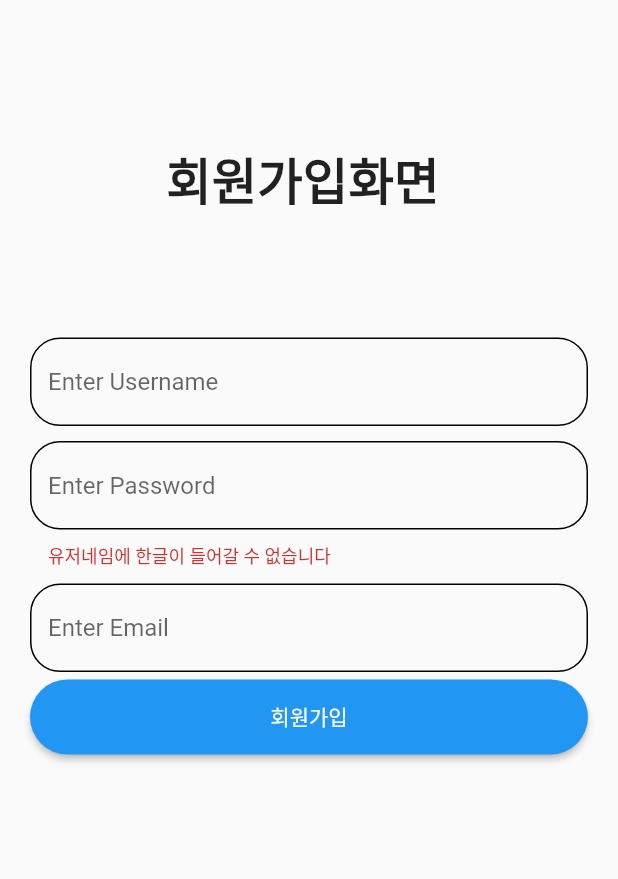
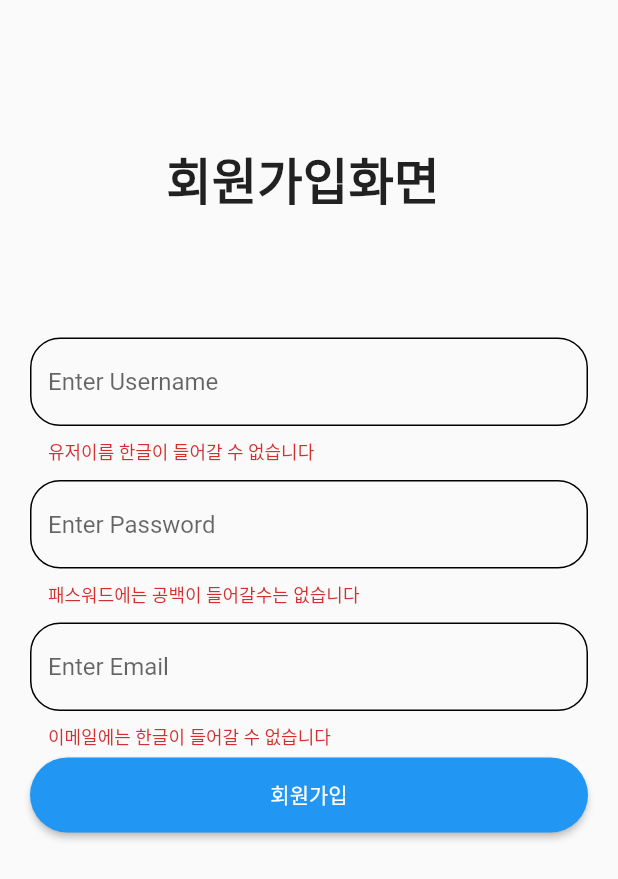
Before and after one commit to tjdtnsla0911/flutter_And_Springboot, a Flutter app: the screen it shows after launch, after a tap on "회원가입", on a phone screen of 412 x 824 dp. Shown: the top 879 px of the screen. Run offline on Flutter 3.47's test engine with Material 2 defaults, Android fonts, the phone set to English and light mode, and no system bars; our stand-ins replace get, validators.

Commit message:
벨리데이션 더만듬

```diff
--- a/lib/pages/user/join_page.dart
+++ b/lib/pages/user/join_page.dart
@@ -3,6 +3,7 @@ import 'package:flutter/material.dart';
 import 'package:flutter_blog/components/custom_elevated_button.dart';
 import 'package:flutter_blog/components/custom_text_form_field.dart';
 import 'package:flutter_blog/pages/user/login_page.dart';
+import 'package:flutter_blog/util/Cvallidator_util.dart';
 import 'package:get/get.dart';
 import 'package:validators/validators.dart';
 
@@ -45,24 +46,12 @@ class JoinPage extends StatelessWidget {
 
             children: [
               //value는 선언한적은없지만 이렇게하면 적은게 바로 쏙들어간다함
-              CustomTextFormFild(hint: "Username",funvalidator: (value){
-                print('username of value : $value');
-              },),//얘는 위에 치게해주는놈
+              CustomTextFormFild(hint: "Username",funvalidator: validateusername(),),//얘는 위에 치게해주는놈
+
               CustomTextFormFild(hint: "Password",
-                funvalidator: (value){
-                  print('Password of value : $value');
-                  print('isAlpha = :${!isAlpha(value)}');
+                funvalidator: validatePassword(), ),
 
-                    if(!isAlpha(value)){ //영어인지아닌지 감 지, 바꿔말하면 한글감지
-                      print('왓다');
-                      return "유저네임에 한글이 들어갈 수 없습니다";
-                    }else{
-                      return null;
-                    }
-              }, ),
-              CustomTextFormFild(hint: "Email",funvalidator: (value){
-                print('Email of value : $value');
-              },),
+              CustomTextFormFild(hint: "Email",funvalidator: validateUserEmail(),),
 
               CustomEleavatedButton(
                 text: "회원가입",
--- /dev/null
+++ b/lib/size.dart
@@ -0,0 +1,10 @@
+
+import 'package:flutter/material.dart';
+
+double getScreenWidth(BuildContext context){
+  return  MediaQuery.of(context).size.width; //길이 잴수있다
+}
+
+double getDrawerWidth(BuildContext context){
+  return getScreenWidth(context) * 0.6;
+}
--- /dev/null
+++ b/lib/util/Cvallidator_util.dart
@@ -0,0 +1,65 @@
+import 'package:validators/validators.dart';
+
+
+Function validatePassword(){
+
+     return (String value){ //타입 안적으니 타입을모른다
+
+    print('Password of value : $value');
+    print('isAlpha = :${!isAlpha(value)}');
+
+    if(value.isEmpty){ //영어인지아닌지 감 지, 바꿔말하면 한글감지
+      print('왓다');
+      return "패스워드에는 공백이 들어갈수는 없습니다";
+    }else if(!isAlpha(value)){
+      print('value.isEmpty에옴');
+      return '패스워드에는 한글이들어갈수없습니다';
+    }else if(value.length > 12){
+      return "Password 길이는 12자이내입니다(보안성 ㅍㅌㅊ?)";
+    }else{
+      return null;
+    }
+  };
+}
+
+
+Function validateusername(){
+
+  return (String value){ //타입 안적으니 타입을모른다
+    print('Password of value : $value');
+    print('isAlpha = :${!isAlpha(value)}');
+
+    if(value.isEmpty){ //영어인지아닌지 감 지, 바꿔말하면 한글감지
+      print('왓다');
+      return "유저이름 한글이 들어갈 수 없습니다";
+    }else if(value.length > 12){
+      return "유저이름은 최대 12자이내입니다(보안성 ㅍㅌㅊ?)";
+    }else if(value.length < 4){
+      return "유저이름은 최소 4자이상입니다.";
+    }else{
+      return null;
+    }
+
+  };
+}
+
+
+Function validateUserEmail(){
+
+  return (String value){ //타입 안적으니 타입을모른다
+    print('Password of value : $value');
+    print('isAlpha = :${!isAlpha(value)}');
+
+    if(value.isEmpty){ //영어인지아닌지 감 지, 바꿔말하면 한글감지
+      print('왓다');
+      return "이메일에는 한글이 들어갈 수 없습니다";
+
+    }else if(!isEmail(value)){ //is
+      return "이메일 형식이아닙니다";
+
+    }else{
+      return null;
+    }
+
+  };
+}
```
Also changed, not shown: lib/pages/post/home_page.dart (+60 -0 lines), lib/pages/user/login_page.dart (+17 -3 lines).
